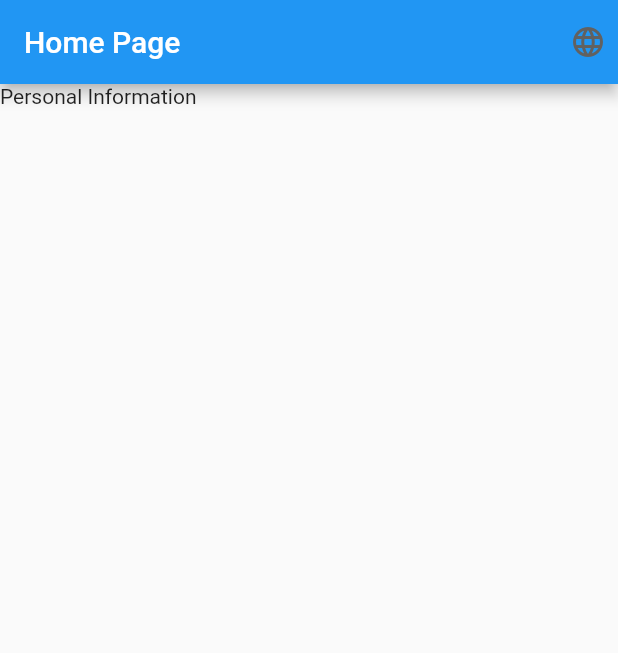
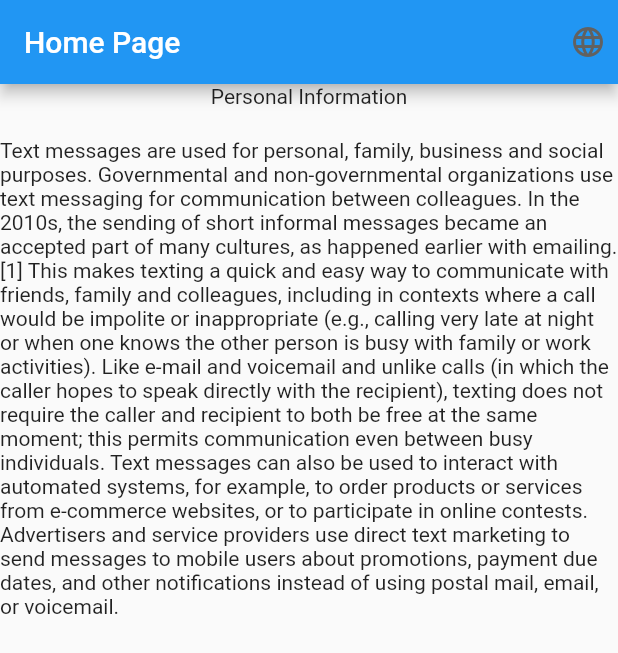
Before and after one commit to Ardhra-Vibin/ess, a Flutter app: the screen it shows after launch, on a phone screen of 412 x 824 dp. Shown: the top 653 px of the screen. Run offline on Flutter 3.47's test engine with Material 2 defaults, Android fonts, the phone set to English and light mode, and no system bars; our stand-ins replace shared_preferences.

```diff
--- a/lib/classes/language.dart
+++ b/lib/classes/language.dart
@@ -9,7 +9,7 @@ class Language {
   static List<Language> languageList(){
     return<Language>[
       Language(1,"🇺🇸","English","en"),
-      Language(2,"🇦🇪","English","ar"),
+      Language(2,"🇦🇪","Arabic","ar"),
     ];
   }
 }
--- /dev/null
+++ b/lib/lacalization/localization_constants.dart
@@ -0,0 +1,41 @@
+import 'dart:convert';
+
+import 'package:flutter/material.dart';
+import 'package:localization/lacalization/demo_localization.dart';
+import 'package:shared_preferences/shared_preferences.dart';
+String getTranslated(BuildContext context,String key){
+  return DemoLocalization.of(context).getTranslatedValue(key);
+}
+// //language Code
+// const String ENGLISH = 'en';
+// const String ARABI = 'ar';
+// //language code
+// const String LANGUAGE_CODE = 'languageCode';
+//
+// Future<Locale> setLocale(String languageCode) async{
+//   SharedPreferences _prefs = await SharedPreferences.getInstance();
+//   await _prefs.setString(LANGUAGE_CODE, languageCode);
+//
+//  return _locale(languageCode);
+// }
+//
+// Locale _locale(String languageCode) {
+//   Locale _temp;
+//   switch(languageCode){
+//     case 'ENGLISH':
+//       _temp = Locale(languageCode,'US');
+//       break;
+//     case 'ARABI':
+//       _temp = Locale(languageCode,'SA');
+//       break;
+//     default:_temp = Locale(languageCode,'US');
+//   }
+//   return _temp;
+//
+// }
+//
+// Future<Locale> getLocale() async {
+//   SharedPreferences _prefs = await SharedPreferences.getInstance();
+//  String languageCode = _prefs.getString(LANGUAGE_CODE) ?? ENGLISH ;
+//  return _locale(languageCode);
+//}
--- a/lib/lang/ar.json
+++ b/lib/lang/ar.json
@@ -1,4 +1,5 @@
 {
 "home_page" : "الصفحة الرئيسية",
-"personal_info" : "معلومات شخصية"
+"personal_info" : "معلومات شخصية",
+  "data" : "تستخدم الرسائل النصية للأغراض الشخصية والعائلية والتجارية والاجتماعية. تستخدم المنظمات الحكومية وغير الحكومية الرسائل النصية للتواصل بين الزملاء. في عام 2010 ، أصبح إرسال الرسائل القصيرة غير الرسمية جزءًا مقبولًا من العديد من الثقافات ، كما حدث سابقًا مع البريد الإلكتروني. [1] هذا يجعل الرسائل النصية طريقة سريعة وسهلة للتواصل مع الأصدقاء والعائلة والزملاء ، بما في ذلك في السياقات التي تكون فيها المكالمة غير مهذبة أو غير مناسبة (على سبيل المثال ، الاتصال في وقت متأخر جدًا من الليل أو عندما يعرف المرء أن الشخص الآخر مشغول بالأنشطة العائلية أو العمل ). مثل البريد الإلكتروني والبريد الصوتي وعلى عكس المكالمات (التي يأمل المتصل في التحدث مباشرة مع المستلم) ، لا تتطلب الرسائل النصية أن يكون المتصل والمتلقي حراً في نفس اللحظة ؛ هذا يسمح بالتواصل حتى بين الأفراد المشغولين. يمكن أيضًا استخدام الرسائل النصية للتفاعل مع الأنظمة الآلية ، على سبيل المثال ، لطلب المنتجات أو الخدمات من مواقع التجارة الإلكترونية ، أو للمشاركة في مسابقات عبر الإنترنت. يستخدم المعلنون ومقدمو الخدمة التسويق النصي المباشر لإرسال رسائل إلى مستخدمي الهاتف المحمول حول العروض الترويجية وتواريخ استحقاق الدفع وإشعارات أخرى بدلاً من استخدام البريد العادي أو البريد الإلكتروني أو البريد "
 }
--- a/lib/lang/en.json
+++ b/lib/lang/en.json
@@ -1,4 +1,5 @@
 {
   "home_page" : "Home Page",
-  "personal_info" : "personal Information"
+  "personal_info" : "Personal Information",
+  "data" : "Text messages are used for personal, family, business and social purposes. Governmental and non-governmental organizations use text messaging for communication between colleagues. In the 2010s, the sending of short informal messages became an accepted part of many cultures, as happened earlier with emailing.[1] This makes texting a quick and easy way to communicate with friends, family and colleagues, including in contexts where a call would be impolite or inappropriate (e.g., calling very late at night or when one knows the other person is busy with family or work activities). Like e-mail and voicemail and unlike calls (in which the caller hopes to speak directly with the recipient), texting does not require the caller and recipient to both be free at the same moment; this permits communication even between busy individuals. Text messages can also be used to interact with automated systems, for example, to order products or services from e-commerce websites, or to participate in online contests. Advertisers and service providers use direct text marketing to send messages to mobile users about promotions, payment due dates, and other notifications instead of using postal mail, email, or voicemail."
 }
--- a/lib/main.dart
+++ b/lib/main.dart
@@ -3,6 +3,8 @@ import 'package:flutter_localizations/flutter_localizations.dart';
 import 'package:localization/lacalization/demo_localization.dart';
 import 'package:localization/routes/custome_router.dart';
 import 'package:localization/routes/route_names.dart';
+
+import 'lacalization/localization_constants.dart';
 
 void main() {
   runApp(MyApp());
@@ -10,8 +12,9 @@ void main() {
 
 class MyApp extends StatefulWidget {
   // This widget is the root of your application.
-  static void setLocale(BuildContext context,Locale Locale){
-    _MyAppState state = context.
+  static void setLocale(BuildContext context,Locale locale){
+    _MyAppState state = context.findRootAncestorStateOfType<_MyAppState>();
+    state.setLocale(locale);
 
   }
   @override
@@ -19,17 +22,40 @@ class MyApp extends StatefulWidget {
 }
 
 class _MyAppState extends State<MyApp> {
-  Locale locale;
+  Locale _locale;
+  void setLocale(Locale locale){
+    setState(() {
+      _locale = locale;
+    });
+  }
+
+  // @override
+  // void didChangeDependencies(){
+  //   getLocale().then((locale) {
+  //     setState(() {
+  //     this._locale = locale;
+  //   });
+  // });
+  //   super.didChangeDependencies();
+  // }
 
   @override
   Widget build(BuildContext context) {
+    // if(_locale == null) {
+    //   return Container(
+    //     child: Center(
+    //       child: CircularProgressIndicator(),
+    //     ),
+    //   );
+    // }
+    // else{
       return MaterialApp(
         title: 'Flutter Demo',
         theme: ThemeData(
 
           primarySwatch: Colors.blue,
         ),
-      locale: locale,
+        locale: _locale,
         supportedLocales: [
           Locale('en','US'),
           Locale('ar','SA')
@@ -45,7 +71,6 @@ class _MyAppState extends State<MyApp> {
             if(locale.languageCode == deviceLocale.languageCode && locale.countryCode == deviceLocale.countryCode){
               return deviceLocale;
             }
-
           }
           return supportedLocales.first;
         },
@@ -55,3 +80,4 @@ class _MyAppState extends State<MyApp> {
       );
     }
   }
+//}
--- a/lib/pages/home_page.dart
+++ b/lib/pages/home_page.dart
@@ -1,17 +1,20 @@
 import 'package:flutter/material.dart';
 import 'package:localization/classes/language.dart';
+import 'package:localization/lacalization/localization_constants.dart';
+import 'package:localization/main.dart';
 import 'package:localization/routes/route_names.dart';
+
 class HomePage extends StatefulWidget {
   HomePage({Key key}) : super(key: key);
   @override
   _HomePageState createState() => _HomePageState();
-
 }
 
 class _HomePageState extends State<HomePage> {
-  void _changeLanguage(Language language){
+  void _changeLanguage(Language language) async {
     //print(language.languageCode);
     Locale _temp;
+
   switch(language.languageCode){
     case 'en':
       _temp = Locale(language.languageCode,'US');
@@ -19,44 +22,56 @@ class _HomePageState extends State<HomePage> {
     case 'ar':
       _temp = Locale(language.languageCode,'SA');
       break;
-      default:_temp = Locale(language.languageCode,'US');
+    default:_temp = Locale('en','US');
   }
-    MyApp.setLocale(context,_temp);
+    // return _temp = locale('en','US');
+    //= await setLocale(language.languageCode);
+    MyApp.setLocale(context, _temp);
   }
+
   @override
   Widget build(BuildContext context) {
     return Scaffold(
         appBar: AppBar(
-        title: Text("Home Page"),
+          title: Text(getTranslated(context, 'home_page')),
           actions: <Widget>[
             Padding(
               padding: const EdgeInsets.all(8.0),
               child: DropdownButton(
-              onChanged: (Language language){
+                  onChanged: (Language language) {
                     _changeLanguage(language);
                   },
                   icon: Icon(Icons.language),
                   underline: SizedBox(),
                   items: Language.languageList()
-                .map<DropdownMenuItem<Language>>((lang) => DropdownMenuItem(
+                      .map<DropdownMenuItem<Language>>((lang) =>
+                          DropdownMenuItem(
                             value: lang,
                             child: Row(
                               mainAxisAlignment: MainAxisAlignment.spaceAround,
-                  children: <Widget>
-                  [
-                    Text(lang.flag,style: TextStyle(fontSize: 30),),
+                              children: <Widget>[
+                                Text(
+                                  lang.flag,
+                                  style: TextStyle(fontSize: 30),
+                                ),
                                 Text(lang.name),
                               ],
                             ),
-              )).toList()
-            ),
+                          ))
+                      .toList()),
             )
-
-
           ],
         ),
         // drawer: _drawerList(),
-      body: Container(child: Text("Personal Information"),),
-    );
+        body: Column(
+          children: [
+            Container(
+              child: Center(child: Text(getTranslated(context, 'personal_info'))
+              ),
+            ),
+            SizedBox(height: 20,),
+            Text(getTranslated(context, 'data'))
+          ],
+        ));
   }
 }
--- a/pubspec.yaml
+++ b/pubspec.yaml
@@ -25,6 +25,7 @@ dependencies:
     sdk: flutter
   flutter_localizations:
       sdk: flutter
+  shared_preferences: ^0.5.6+3
 
 
   # The following adds the Cupertino Icons font to your application.
```
Also changed, not shown: lib/pages/sign_in_page.dart (added, +24 -0 lines), pubspec.lock. Lines whose indentation alone changed are shown as unchanged.
